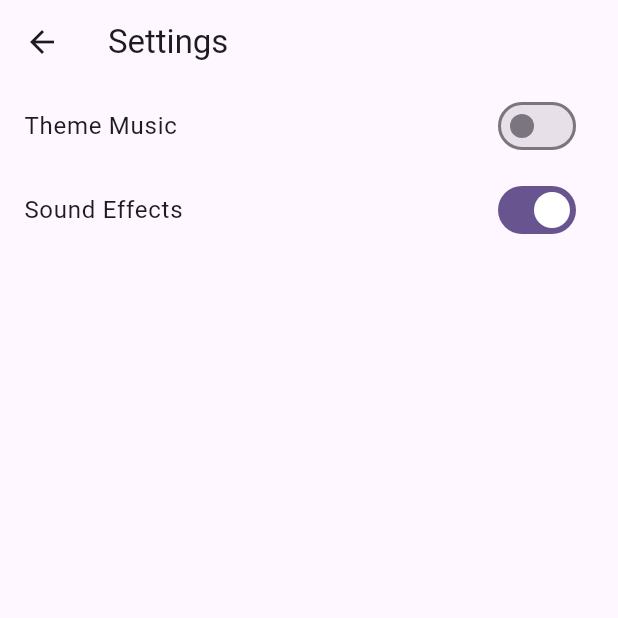
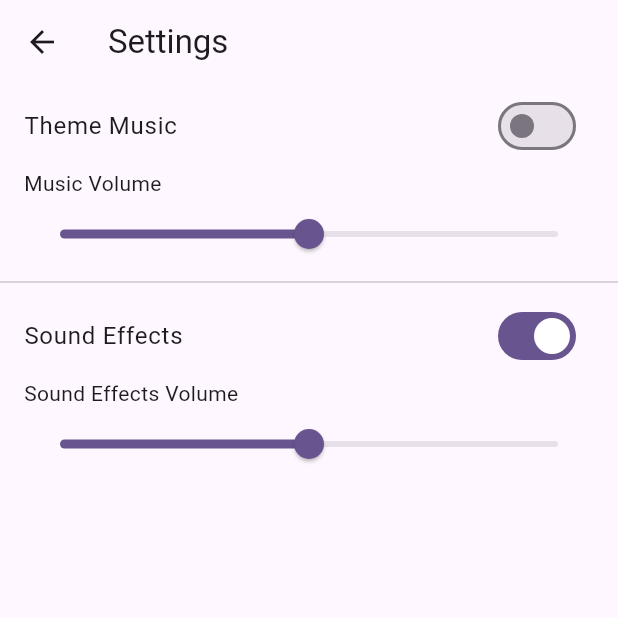
Before and after one commit to igbokwenu/chaperone, a Flutter app: the SettingsScreen screen opened directly, after a tap on "Theme Music", on a phone screen of 412 x 824 dp, the top half of it. Run offline on Flutter 3.47's test engine with Material 3 defaults, Android fonts, the phone set to English and light mode, and no system bars; drawn by our look-alikes of toastification; our stand-ins replace animate_do, audioplayers, cloud_firestore, email_validator, firebase_auth, firebase_core and 5 more; accounts and stored records are empty; network calls fail.

Commit message:
audio debugging

```diff
--- a/lib/services/audio_manager.dart
+++ b/lib/services/audio_manager.dart
@@ -1,28 +1,35 @@
-
+// audio_manager.dart
 import 'package:audioplayers/audioplayers.dart';
 import 'package:flutter_riverpod/flutter_riverpod.dart';
 
-// State class to manage audio settings
 class AudioState {
   final bool isThemeMusicEnabled;
   final bool isSoundEffectsEnabled;
   final bool isThemePlaying;
+  final double musicVolume;      // For theme and result music
+  final double effectsVolume;    // For sound effects
 
   AudioState({
     required this.isThemeMusicEnabled,
     required this.isSoundEffectsEnabled,
     required this.isThemePlaying,
+    required this.musicVolume,
+    required this.effectsVolume,
   });
 
   AudioState copyWith({
     bool? isThemeMusicEnabled,
     bool? isSoundEffectsEnabled,
     bool? isThemePlaying,
+    double? musicVolume,
+    double? effectsVolume,
   }) {
     return AudioState(
       isThemeMusicEnabled: isThemeMusicEnabled ?? this.isThemeMusicEnabled,
       isSoundEffectsEnabled: isSoundEffectsEnabled ?? this.isSoundEffectsEnabled,
       isThemePlaying: isThemePlaying ?? this.isThemePlaying,
+      musicVolume: musicVolume ?? this.musicVolume,
+      effectsVolume: effectsVolume ?? this.effectsVolume,
     );
   }
 }
@@ -33,6 +40,8 @@ class AudioController extends StateNotifier<AudioState> {
           isThemeMusicEnabled: true,
           isSoundEffectsEnabled: true,
           isThemePlaying: false,
+          musicVolume: 0.5,      // Default to 50% volume
+          effectsVolume: 0.5,    // Default to 50% volume
         ));
 
   final AudioPlayer _themePlayer = AudioPlayer();
@@ -41,18 +50,44 @@ class AudioController extends StateNotifier<AudioState> {
 
   Future<void> initAudio() async {
     await _themePlayer.setSource(AssetSource('audio/theme.mp3'));
-    await _themePlayer.setReleaseMode(ReleaseMode.loop);
     await _resultPlayer.setSource(AssetSource('audio/result.mp3'));
     await _soundEffectPlayer.setSource(AssetSource('audio/answer.mp3'));
+
+    await _themePlayer.setReleaseMode(ReleaseMode.loop);
+
+    // Set initial volumes
+    await _updateMusicVolume(state.musicVolume);
+    await _updateEffectsVolume(state.effectsVolume);
   }
 
   Future<void> toggleThemeMusic() async {
-    state = state.copyWith(isThemeMusicEnabled: !state.isThemeMusicEnabled);
-    if (!state.isThemeMusicEnabled) {
+    final newEnabledState = !state.isThemeMusicEnabled;
+    state = state.copyWith(isThemeMusicEnabled: newEnabledState);
+
+    if (!newEnabledState) {
       await pauseThemeMusic();
-    } else if (state.isThemePlaying) {
+    } else {
       await playThemeMusic();
     }
+  }
+
+  Future<void> setMusicVolume(double volume) async {
+    state = state.copyWith(musicVolume: volume);
+    await _updateMusicVolume(volume);
+  }
+
+  Future<void> setEffectsVolume(double volume) async {
+    state = state.copyWith(effectsVolume: volume);
+    await _updateEffectsVolume(volume);
+  }
+
+  Future<void> _updateMusicVolume(double volume) async {
+    await _themePlayer.setVolume(volume);
+    await _resultPlayer.setVolume(volume);
+  }
+
+  Future<void> _updateEffectsVolume(double volume) async {
+    await _soundEffectPlayer.setVolume(volume);
   }
 
   Future<void> toggleSoundEffects() async {
@@ -98,7 +133,6 @@ class AudioController extends StateNotifier<AudioState> {
   }
 }
 
-// Providers
 final audioControllerProvider =
     StateNotifierProvider<AudioController, AudioState>((ref) {
   return AudioController();
--- a/lib/views/settings_view.dart
+++ b/lib/views/settings_view.dart
@@ -2,7 +2,10 @@ import 'package:chaperone/services/audio_manager.dart';
 import 'package:flutter/material.dart';
 import 'package:flutter_riverpod/flutter_riverpod.dart';
 
+// settings_screen.dart
 class SettingsScreen extends ConsumerStatefulWidget {
+  const SettingsScreen({super.key});
+
   @override
   ConsumerState<SettingsScreen> createState() => _SettingsScreenState();
 }
@@ -14,18 +17,57 @@ class _SettingsScreenState extends ConsumerState<SettingsScreen> {
     final audioController = ref.read(audioControllerProvider.notifier);
 
     return Scaffold(
-      appBar: AppBar(title: Text('Settings')),
+      appBar: AppBar(title: const Text('Settings')),
       body: ListView(
         children: [
+          // Theme Music Toggle
           SwitchListTile(
-            title: Text('Theme Music'),
+            title: const Text('Theme Music'),
             value: audioState.isThemeMusicEnabled,
             onChanged: (_) => audioController.toggleThemeMusic(),
           ),
+
+          // Music Volume Slider (Theme & Result)
+          Padding(
+            padding: const EdgeInsets.symmetric(horizontal: 16.0),
+            child: Column(
+              crossAxisAlignment: CrossAxisAlignment.start,
+              children: [
+                const Text('Music Volume'),
+                Slider(
+                  value: audioState.musicVolume,
+                  onChanged: (value) => audioController.setMusicVolume(value),
+                  min: 0.0,
+                  max: 1.0,
+                ),
+              ],
+            ),
+          ),
+
+          const Divider(),
+
+          // Sound Effects Toggle
           SwitchListTile(
-            title: Text('Sound Effects'),
+            title: const Text('Sound Effects'),
             value: audioState.isSoundEffectsEnabled,
             onChanged: (_) => audioController.toggleSoundEffects(),
+          ),
+
+          // Sound Effects Volume Slider
+          Padding(
+            padding: const EdgeInsets.symmetric(horizontal: 16.0),
+            child: Column(
+              crossAxisAlignment: CrossAxisAlignment.start,
+              children: [
+                const Text('Sound Effects Volume'),
+                Slider(
+                  value: audioState.effectsVolume,
+                  onChanged: (value) => audioController.setEffectsVolume(value),
+                  min: 0.0,
+                  max: 1.0,
+                ),
+              ],
+            ),
           ),
         ],
       ),
```
Also changed, not shown: lib/views/account_view.dart (+12 -0 lines), lib/views/question_card_view.dart (+9 -3 lines), lib/views/result_view.dart (+7 -4 lines).
